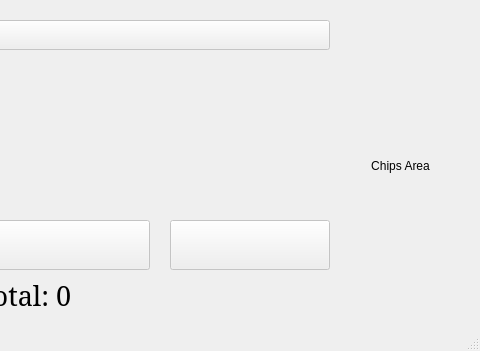
The window that CountingBlackjack/mainwindow.ui (LandenHughes/QTCasinoGame) describes before a commit, drawn with Qt 5; both pictures show x 520 to 1000 and y 399 to 750 of the 1000 by 750 pixel window.
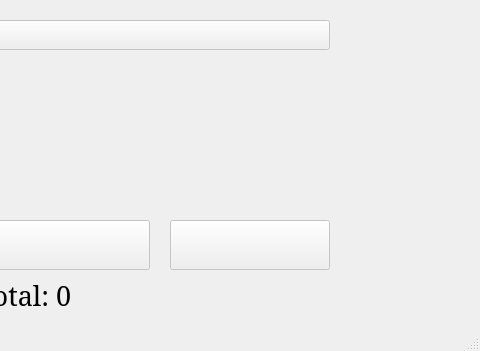
The same window after the commit.

What changed in the file:
```diff
--- a/CountingBlackjack/mainwindow.ui
+++ b/CountingBlackjack/mainwindow.ui
@@ -78,7 +78,7 @@
      </rect>
     </property>
     <property name="text">
-     <string>Chips Area</string>
+     <string/>
     </property>
     <property name="alignment">
      <set>Qt::AlignCenter</set>
```
Left out of the diff: 2 changed lines with no effect on the pictures.
